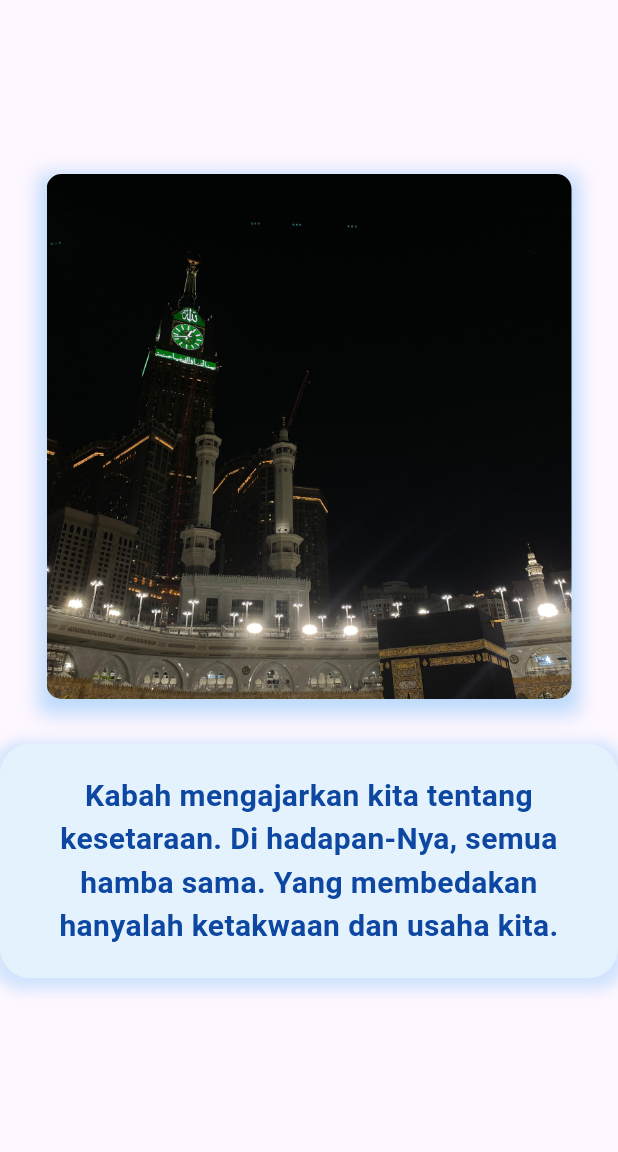
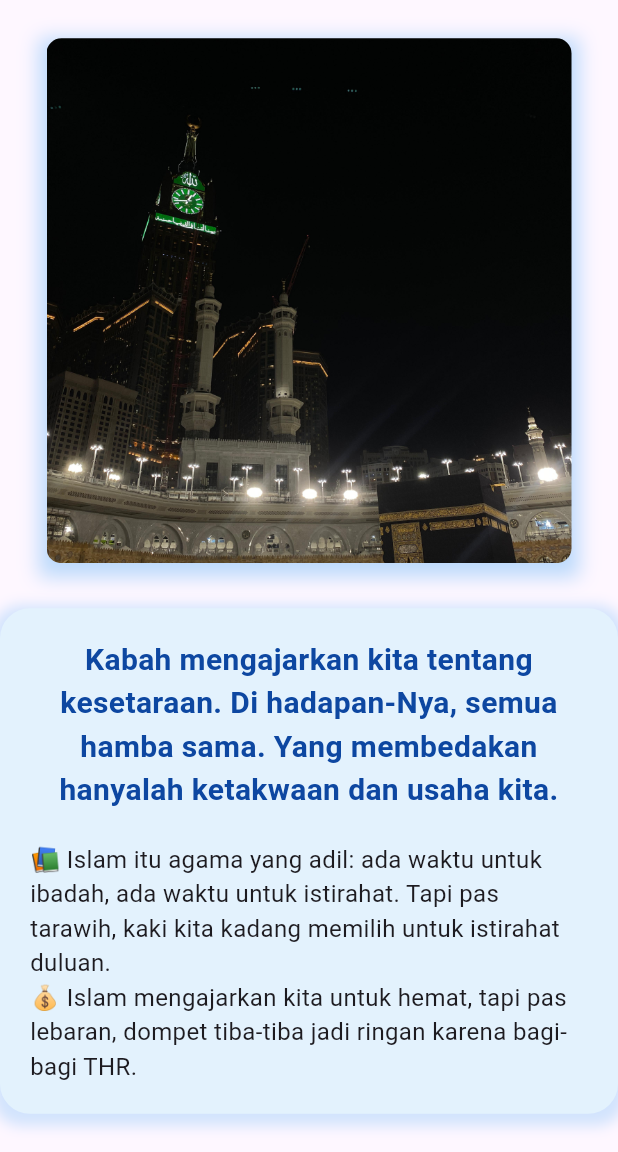
Before and after one commit to Roainialfiona/Tugas1_Mobile, a Flutter app: the screen it shows after launch, on a phone screen of 412 x 824 dp, the part 84-1236 px from its top. Run offline on Flutter 3.47's test engine with Material 3 defaults, Android fonts, the phone set to English and light mode, and no system bars.

Commit message:
main.dart

```diff
--- a/lib/main.dart
+++ b/lib/main.dart
@@ -59,6 +59,11 @@ void main() {
                     ),
                     textAlign: TextAlign.center,
                   ),
+                  SizedBox(height: 20,),
+                  Text("📚 Islam itu agama yang adil: ada waktu untuk ibadah, ada waktu untuk istirahat. Tapi pas tarawih, kaki kita kadang memilih untuk istirahat duluan.",
+                        style: TextStyle(fontSize: 16)),
+                  Text("💰 Islam mengajarkan kita untuk hemat, tapi pas lebaran, dompet tiba-tiba jadi ringan karena bagi-bagi THR.",
+                        style: TextStyle(fontSize: 16)),
                 ],
               ),
             ),
```
